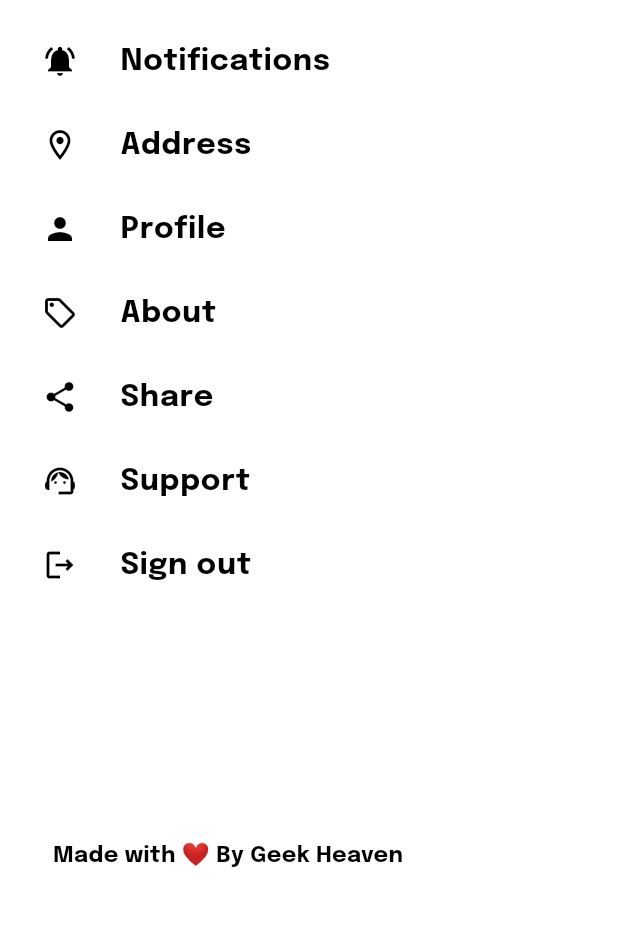
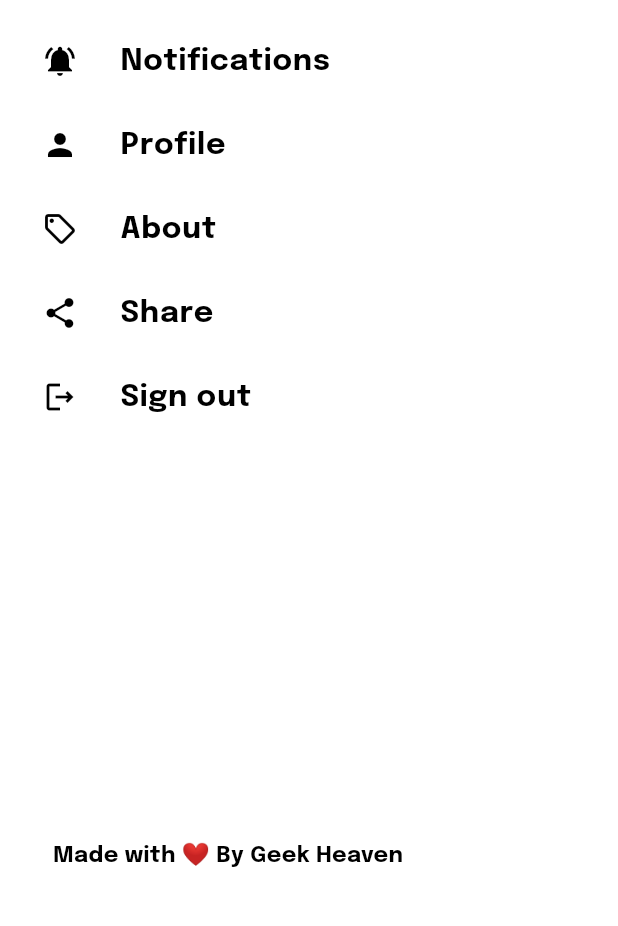
Before and after one commit to Ankitgarg2105/Student-Resource-App, a Flutter app: the CustomNavDrawer widget shown alone on an empty page, opened directly, on a phone screen of 412 x 824 dp, the part 290-1216 px from its top. Run offline on Flutter 3.47's test engine with Material 3 defaults, Android fonts, the phone set to English and light mode, and no system bars; drawn by our look-alikes of cached_network_image; our stand-ins replace animated_text_kit, cloud_firestore, firebase_auth, firebase_core, firebase_crashlytics, firebase_messaging and 9 more; missing offline and left inert: syncfusion_flutter_pdfviewer; accounts and stored records are empty; network calls fail.

Commit message:
remove support,address

```diff
--- a/lib/components/Custom_navDrawer.dart
+++ b/lib/components/Custom_navDrawer.dart
@@ -1,6 +1,7 @@
 import 'package:cached_network_image/cached_network_image.dart';
 import 'package:flutter/material.dart';
 import 'package:google_fonts/google_fonts.dart';
+import 'package:sembreaker/pages/EditProfile.dart';
 import 'package:share_plus/share_plus.dart';
 import '../database/Apis.dart';
 import '../pages/AuthPage.dart';
@@ -75,16 +76,16 @@ class _CustomNavDrawerState extends State<CustomNavDrawer> {
             ),
             _list(Icons.calendar_today_rounded, "Subjects", (){Navigator.push(context, MaterialPageRoute(builder: (_)=>SemViseSubjects()));}),
             _list(Icons.notifications_active, "Notifications", (){Navigator.push(context, MaterialPageRoute(builder: (_)=>NotificationScreen()));}),
-            _list(Icons.location_on_outlined, "Address", (){Dialogs.showSnackbar(context, "😞 Currently we do not have Address functionality");}),
-            _list(Icons.person, "Profile", (){Navigator.push(context, MaterialPageRoute(builder: (_) => ProfilePage()));}),
+            //_list(Icons.location_on_outlined, "Address", (){Dialogs.showSnackbar(context, "😞 Currently we do not have Address functionality");}),
+            _list(Icons.person, "Profile", (){Navigator.push(context, MaterialPageRoute(builder: (_) => EditProfile()));}),
             // _list(Icons.payment, "Plan Your Day", (){
             //      Navigator.push(context, MaterialPageRoute(builder: (_)=>Classes()));
             // }),
             _list(Icons.local_offer_outlined, "About", (){Navigator.push(context, MaterialPageRoute(builder: (_)=>DeveloperPage()));}),
             _list(Icons.share, "Share", (){Share.share("Hurry Up ⏰!! \n Download SEMBREAKER from Playstore and Boost your College Prep.");}),
-            _list(Icons.support_agent_outlined, "Support", () async{
-              Dialogs.showSnackbar(context, "😞 Currently we do not have Support functionality");
-            }),
+            // _list(Icons.support_agent_outlined, "Support", () async{
+            //   Dialogs.showSnackbar(context, "😞 Currently we do not have Support functionality");
+            // }),
             _list(Icons.logout_outlined, "Sign out", ()async{ await APIs.Signout(); Navigator.pushAndRemoveUntil(context, MaterialPageRoute(builder: (_)=>Auth()), (route) => false,);}),
             Spacer(),
             Text(
```
Also changed, not shown: lib/pages/EditProfile.dart (+21 -19 lines).
